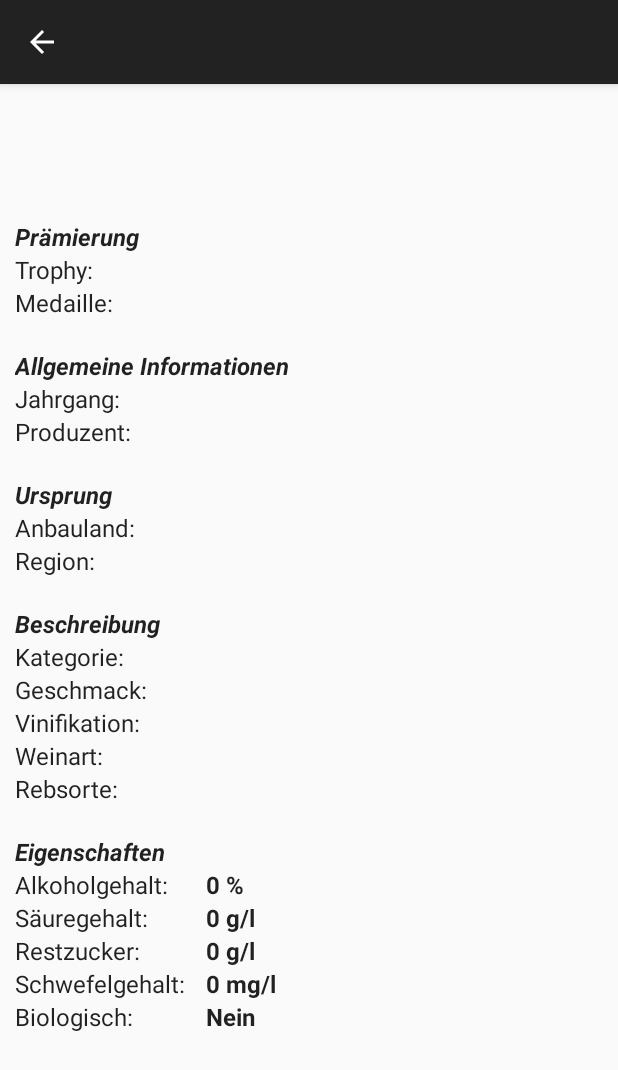
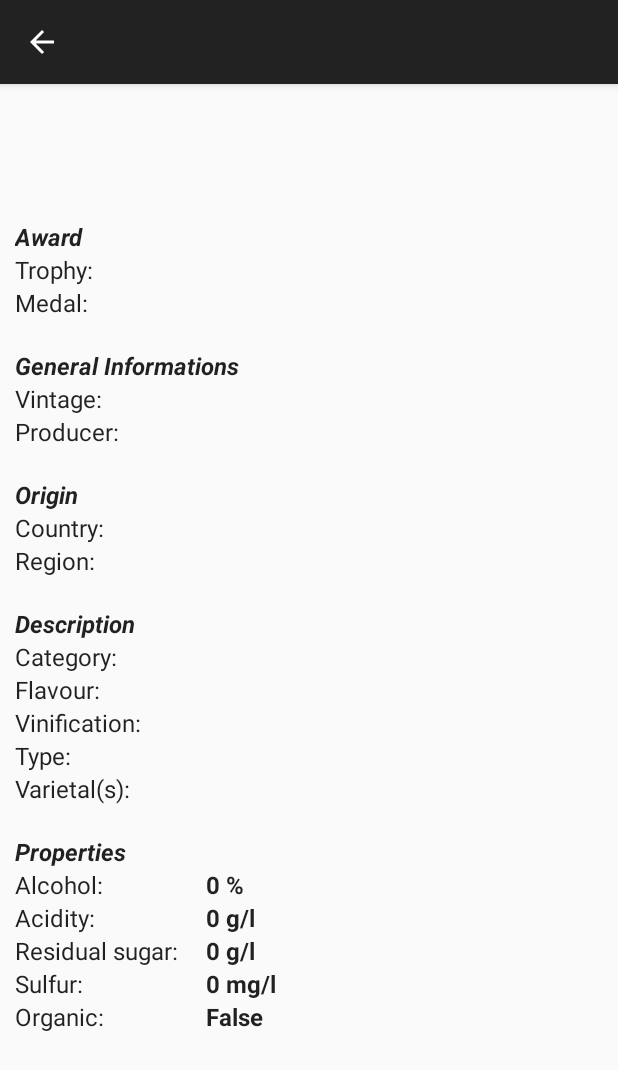
Before and after one commit to atreskow/dwm-sandbox-niklas, an Android app: the WinedetailsActivity screen opened directly, with no data from a screen before it, on a phone screen of 412 x 824 dp. Shown: the top 1070 px of the screen. Run offline under Robolectric (Android 15) with nearby library versions, the phone set to English and light mode, and no system bars; 4 statements that could not run were skipped.

Commit message:
Multilingualität (Englisch/Deutsch) hinzugefügt

```diff
--- a/Weinsuchapp_Extern/WineSearchApp_Extern/app/src/main/java/com/dwm/winesearchapp_extern/ViewHelper.java
+++ b/Weinsuchapp_Extern/WineSearchApp_Extern/app/src/main/java/com/dwm/winesearchapp_extern/ViewHelper.java
@@ -24,7 +24,7 @@ public class ViewHelper {
 
     public static void SetValue(int id, boolean bool, Activity activity) {
         TextView name = activity.findViewById(id);
-        String text = bool ? "Ja" : "Nein";
+        String text = bool ? activity.getResources().getString(R.string.yes) : activity.getResources().getString(R.string.no);
         name.setText(text);
     }
 
--- /dev/null
+++ b/Weinsuchapp_Extern/WineSearchApp_Extern/app/src/main/res/values/varietaldata.xml
@@ -0,0 +1,13 @@
+<resources>
+    <string name="header_trophy_name">Wine Trophy (Contest)</string>
+    <string name="header_trophy_year">Wine Trophy (Year)</string>
+    <string name="header_medal_name">Award</string>
+    <string name="header_wine_flavour">Wine Flavour</string>
+    <string name="header_wine_type">Wine Type</string>
+    <string name="header_wine_vinification">Vinification</string>
+    <string name="header_wine_category">Category</string>
+    <string name="header_cultivation_country">Cultivation Country</string>
+    <string name="header_wine_vintage">Wine Vintage</string>
+    <string name="header_is_organic">Organic</string>
+    <string name="header_wine_varietal">Wine Varietals</string>
+</resources>
--- a/Weinsuchapp_Extern/WineSearchApp_Extern/app/src/main/res/values/winedata.xml
+++ b/Weinsuchapp_Extern/WineSearchApp_Extern/app/src/main/res/values/winedata.xml
@@ -1,25 +1,25 @@
 <resources>
-    <string name="wine_name">Wein Name:</string>
-    <string name="year">Jahrgang:</string>
-    <string name="country">Anbauland:</string>
+    <string name="wine_name">Wine Name:</string>
+    <string name="year">Vintage:</string>
+    <string name="country">Country:</string>
     <string name="region">Region:</string>
-    <string name="wine_category">Kategorie:</string>
-    <string name="flavour">Geschmack:</string>
-    <string name="type">Weinart:</string>
-    <string name="vinification">Vinifikation:</string>
-    <string name="organic">Biologisch:</string>
-    <string name="sugar">Restzucker:</string>
-    <string name="alcohol">Alkoholgehalt:</string>
-    <string name="acidity">Säuregehalt:</string>
-    <string name="sulfur">Schwefelgehalt:</string>
-    <string name="producer">Produzent:</string>
+    <string name="wine_category">Category:</string>
+    <string name="flavour">Flavour:</string>
+    <string name="type">Type:</string>
+    <string name="vinification">Vinification:</string>
+    <string name="organic">Organic:</string>
+    <string name="sugar">Residual sugar:</string>
+    <string name="alcohol">Alcohol:</string>
+    <string name="acidity">Acidity:</string>
+    <string name="sulfur">Sulfur:</string>
+    <string name="producer">Producer:</string>
     <string name="trophy">Trophy:</string>
-    <string name="medal">Medaille:</string>
-    <string name="varietal">Rebsorte:</string>
+    <string name="medal">Medal:</string>
+    <string name="varietal">Varietal(s):</string>
 
-    <string name="result"><b><i>Prämierung</i></b></string>
-    <string name="informations"><b><i>Allgemeine Informationen</i></b></string>
-    <string name="origin"><b><i>Ursprung</i></b></string>
-    <string name="description"><b><i>Beschreibung</i></b></string>
-    <string name="properties"><b><i>Eigenschaften</i></b></string>
+    <string name="result"><b><i>Award</i></b></string>
+    <string name="informations"><b><i>General Informations</i></b></string>
+    <string name="origin"><b><i>Origin</i></b></string>
+    <string name="description"><b><i>Description</i></b></string>
+    <string name="properties"><b><i>Properties</i></b></string>
 </resources>
```
Also changed, not shown: Weinsuchapp_Extern/WineSearchApp_Extern/app/src/main/java/com/dwm/winesearchapp_extern/Pojo/Constants.java (+1 -15 lines), Weinsuchapp_Extern/WineSearchApp_Extern/app/src/main/java/com/dwm/winesearchapp_extern/SearchActivity.java (+4 -4 lines), Weinsuchapp_Extern/WineSearchApp_Extern/app/src/main/java/com/dwm/winesearchapp_extern/Utils.java (+14 -12 lines), Weinsuchapp_Extern/WineSearchApp_Extern/app/src/main/java/com/dwm/winesearchapp_extern/WineListAdapter.java (+12 -6 lines), Weinsuchapp_Extern/WineSearchApp_Extern/app/src/main/res/values/strings.xml (+15 -5 lines), 5 other files.
